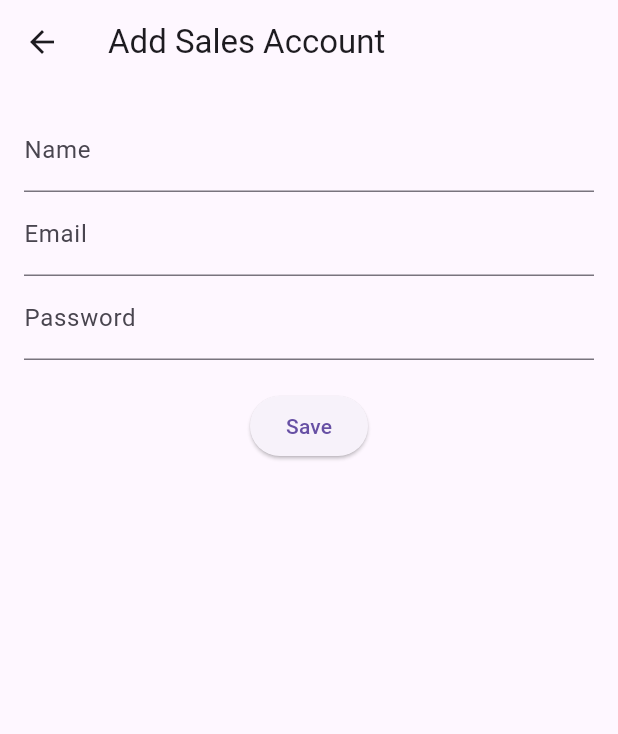
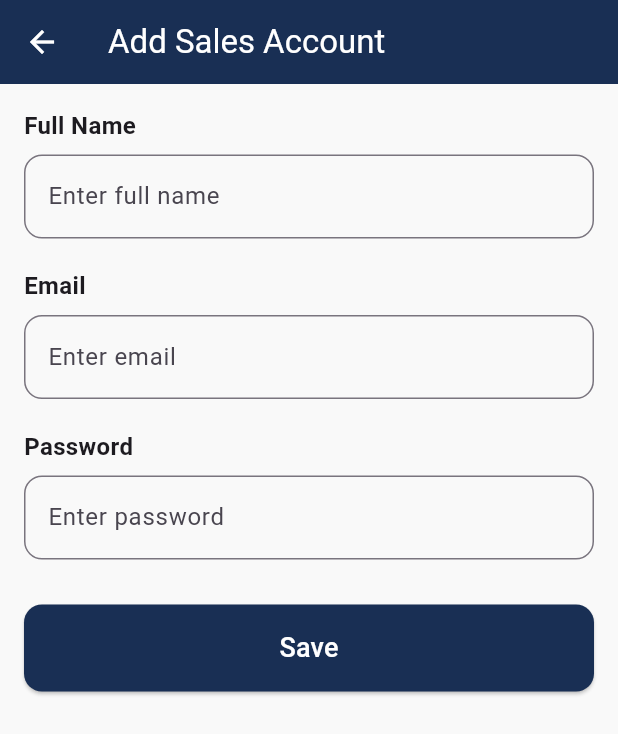
Before and after one commit to ajrahar/Kodegiri-Launcher, a Flutter app: the AddSalesAccountScreen screen opened directly, on a phone screen of 412 x 824 dp. Shown: the top 734 px of the screen. Run offline on Flutter 3.47's test engine with Material 3 defaults, Android fonts, the phone set to English and light mode, and no system bars; our stand-ins replace jwt_decoder, rflutter_alert, shared_preferences; accounts and stored records are empty.

Commit message:
[ADD] - User Screen - Add & Edit Sales Account Screen

```diff
--- a/frontend/intern-new-main/lib/user_screens/add_sales_account_screen.dart
+++ b/frontend/intern-new-main/lib/user_screens/add_sales_account_screen.dart
@@ -1,4 +1,6 @@
 import 'package:flutter/material.dart';
+import 'package:http/http.dart' as http;
+import 'dart:convert';
 
 class AddSalesAccountScreen extends StatefulWidget {
   const AddSalesAccountScreen({super.key});
@@ -8,49 +10,178 @@ class AddSalesAccountScreen extends StatefulWidget {
 }
 
 class _AddSalesAccountScreenState extends State<AddSalesAccountScreen> {
+  final List<Map<String, String>> _userData = [];
+  final _formKey = GlobalKey<FormState>();
   final _nameController = TextEditingController();
   final _emailController = TextEditingController();
   final _passwordController = TextEditingController();
 
-  void _saveAccount() {
+  bool _isNameValid = true;
+  bool _isEmailValid = true;
+  bool _isPasswordValid = true;
+
+ Future<void> _saveAccount() async {
+    if (_formKey.currentState!.validate()) {
       final newAccount = {
         'name': _nameController.text,
         'email': _emailController.text,
         'password': _passwordController.text,
       };
 
-    Navigator.pop(context, newAccount);
+      String token =
+          "eyJhbGciOiJIUzI1NiIsInR5cCI6IkpXVCJ9.eyJ1c2VyX0lEIjoiOGQ5ZjRlNmItNTAyMi00YWY0LTljODQtNWM3OThkOGEyYjc4IiwibmFtZSI6IkFkbWluIiwiZW1haWwiOiJhZG1pbkBnbWFpbC5jb20iLCJpc0FkbWluIjp0cnVlLCJpYXQiOjE3MjY5NzMwNTF9.yCqHloqFy2yFaaN4VGsbv9doEV8hOqiPd_mk4RvQgS0";
+
+      try {
+        final response = await http.post(
+          Uri.parse('http://localhost:3000/api/user'),
+          headers: {
+            'Authorization': 'Bearer $token',
+            'Content-Type': 'application/json',
+          },
+          body: jsonEncode(newAccount),
+        );
+
+        if (response.statusCode == 201) {
+          ScaffoldMessenger.of(context).showSnackBar(
+            const SnackBar(content: Text('User added successfully')),
+          );
+          Navigator.pop(context, _userData);
+        } else {
+          ScaffoldMessenger.of(context).showSnackBar(
+            const SnackBar(content: Text('Failed to add user')),
+          );
+        }
+      } catch (error) {
+        ScaffoldMessenger.of(context).showSnackBar(
+          SnackBar(content: Text('Error: $error')),
+        );
+      }
+    }
+  }
+
+  String? _validateField(String value, String field) {
+    if (value.isEmpty) {
+      setState(() {
+        if(field == 'name') _isNameValid = false;
+        if(field == 'email') _isEmailValid = false;
+        if(field == 'password') _isPasswordValid = false;
+      });
+      return '$field should not be empty';
+    }
+    setState(() {
+      if(field == 'name') _isNameValid = true;
+        if(field == 'email') _isEmailValid = true;
+        if(field == 'password') _isPasswordValid = true;
+    });
+    return null;
   }
 
   @override
   Widget build(BuildContext context) {
     return Scaffold(
+      backgroundColor: const Color(0xFFF9F9F9),
       appBar: AppBar(
+        backgroundColor: const Color.fromARGB(255, 25, 47, 84),
+        foregroundColor: Colors.white,
         title: const Text('Add Sales Account'),
+        leading: IconButton(onPressed: () {
+          Navigator.pushReplacementNamed(context, '/manage-sales-account');
+        }, icon: const Icon(Icons.arrow_back)),
       ),
    body: Padding(
         padding: const EdgeInsets.all(16.0),
+        child: Form(
+          key: _formKey,
           child: Column(
+            crossAxisAlignment: CrossAxisAlignment.start,
             children: [
-            TextField(
+              const Text(
+                'Full Name',
+                style: TextStyle(fontSize: 16, fontWeight: FontWeight.bold),
+              ),
+              const SizedBox(height: 8),
+              TextFormField(
                 controller: _nameController,
-              decoration: const InputDecoration(labelText: 'Name'),
+                decoration: InputDecoration(
+                  hintText: 'Enter full name',
+                  border: OutlineInputBorder(
+                    borderRadius: BorderRadius.circular(12),
+                    borderSide: BorderSide(
+                      color: _isNameValid ? Colors.grey : Colors.red,
                     ),
-            TextField(
-              controller: _emailController,
-              decoration: const InputDecoration(labelText: 'Email'),
                   ),
-            TextField(
-              controller: _passwordController,
-              decoration: const InputDecoration(labelText: 'Password'),
-              obscureText: true,
+                  focusedBorder: OutlineInputBorder(
+                    borderRadius: BorderRadius.circular(12),
+                    borderSide: const BorderSide(color: Colors.grey),
+                  ),
+                ),
+                validator: (value) => _validateField(value ?? '', 'Name'),
               ),
               const SizedBox(height: 20),
-            ElevatedButton(
+              const Text(
+                'Email',
+                style: TextStyle(fontSize: 16, fontWeight: FontWeight.bold),
+              ),
+              const SizedBox(height: 8),
+              TextFormField(
+                controller: _emailController,
+                decoration: InputDecoration(
+                  hintText: 'Enter email',
+                  border: OutlineInputBorder(
+                    borderRadius: BorderRadius.circular(12),
+                    borderSide: BorderSide(
+                      color: _isEmailValid ? Colors.grey : Colors.red,
+                    ),
+                  ),
+                  focusedBorder: OutlineInputBorder(
+                    borderRadius: BorderRadius.circular(12),
+                    borderSide: const BorderSide(color: Colors.grey),
+                  ),
+                ),
+                validator: (value) => _validateField(value ?? '', 'Email'),
+              ),
+              const SizedBox(height: 20),
+              const Text(
+                'Password',
+                style: TextStyle(fontSize: 16, fontWeight: FontWeight.bold),
+              ),
+              const SizedBox(height: 8),
+              TextFormField(
+                controller: _passwordController,
+                obscureText: true,
+                decoration: InputDecoration(
+                  hintText: 'Enter password',
+                  border: OutlineInputBorder(
+                    borderRadius: BorderRadius.circular(12),
+                    borderSide: BorderSide(
+                      color: _isPasswordValid ? Colors.grey : Colors.red,
+                    ),
+                  ),
+                  focusedBorder: OutlineInputBorder(
+                    borderRadius: BorderRadius.circular(12),
+                    borderSide: const BorderSide(color: Colors.grey),
+                  ),
+                ),
+                validator: (value) => _validateField(value ?? '', 'Password'),
+              ),
+              const SizedBox(height: 30),
+              SizedBox(
+                width: double.infinity,
+                child: ElevatedButton(
                   onPressed: _saveAccount,
-              child: const Text('Save'),
+                  style: ElevatedButton.styleFrom(
+                    backgroundColor: const Color.fromARGB(255, 25, 47, 84),
+                      foregroundColor: Colors.white,
+                    padding: const EdgeInsets.symmetric(vertical: 16),
+                    shape: RoundedRectangleBorder(
+                      borderRadius: BorderRadius.circular(12),
+                    ),
+                  ),
+                  child: const Text('Save', style: TextStyle(fontSize: 18)),
+                ),
               ),
             ],
+          ),
         ),
       ),
     );
--- a/frontend/intern-new-main/lib/user_screens/edit_sales_account_screen.dart
+++ b/frontend/intern-new-main/lib/user_screens/edit_sales_account_screen.dart
@@ -1,8 +1,8 @@
 import 'package:flutter/material.dart';
 
 class EditSalesAccountScreen extends StatefulWidget {
-  final Map<String, String> account;
-  final Function(Map<String, String>) onSave;
+ final Map<String, dynamic> account;
+  final Function(Map<String, dynamic>) onSave;
 
   const EditSalesAccountScreen(
       {super.key, required this.account, required this.onSave});
```
Lines whose indentation alone changed are shown as unchanged.
